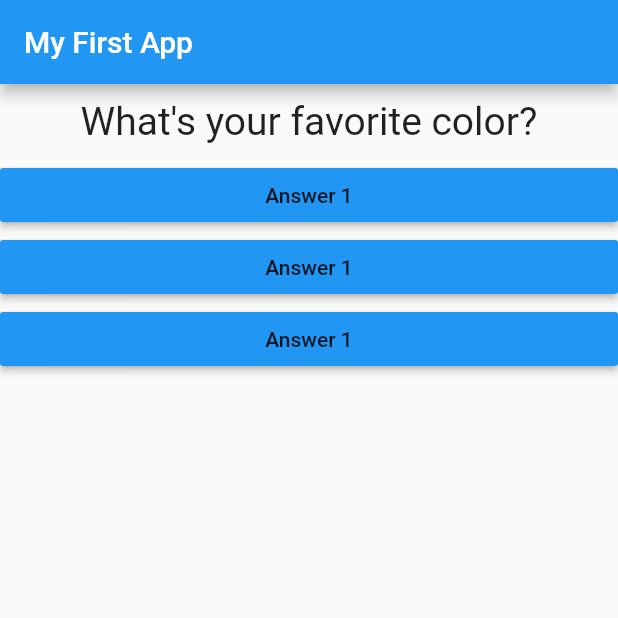
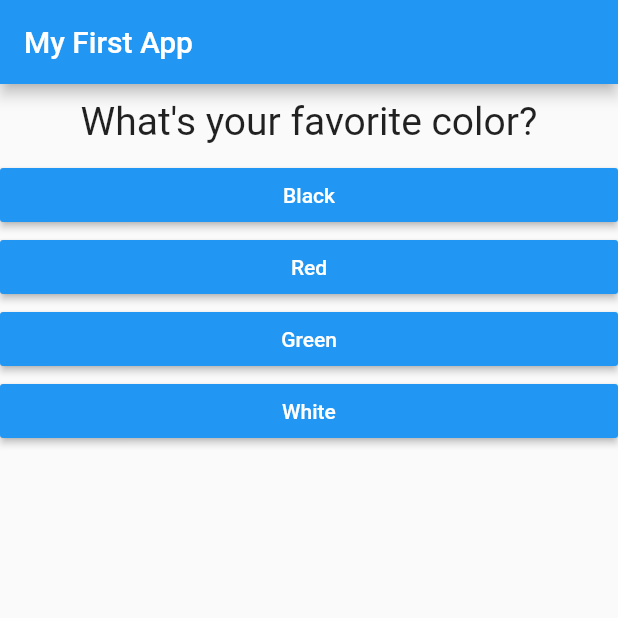
Before and after one commit to fffrowies/flutter_curso, a Flutter app: the screen it shows after launch, on a phone screen of 412 x 824 dp, the top half of it. Run offline on Flutter 3.47's test engine with Material 2 defaults, Android fonts, the phone set to English and light mode, and no system bars.

```diff
--- a/lib/answer.dart
+++ b/lib/answer.dart
@@ -2,8 +2,9 @@ import 'package:flutter/material.dart';
 
 class Answer extends StatelessWidget {
   final void Function() selectHandler;  // modified FR
+  final String answerText;
 
-  Answer(this.selectHandler);
+  Answer(this.selectHandler, this.answerText);
 
   @override
   Widget build(BuildContext context) {
@@ -11,7 +12,8 @@ class Answer extends StatelessWidget {
       width: double.infinity,
       child: RaisedButton(
         color: Colors.blue,
-        child: Text('Answer 1'),
+        textColor: Colors.white,
+        child: Text(answerText),
         onPressed: selectHandler,
       ),
     );
--- a/lib/main.dart
+++ b/lib/main.dart
@@ -28,8 +28,18 @@ class _MyAppState extends State<MyApp> {
   @override
   Widget build(BuildContext context) {
     var questions = [
-      'What\'s your favorite color?',
-      'What\'s your favorite animal?',
+      {
+        'questionText': 'What\'s your favorite color?',
+        'answers': ['Black', 'Red', 'Green', 'White'],
+      },
+      {
+        'questionText': 'What\'s your favorite animal?',
+        'answers': ['Dog', 'Cat', 'Horse', 'Monkey'],
+      },
+      {
+        'questionText': 'What\'s your favorite game?',
+        'answers': ['Sims', 'Counter', 'Fifa', 'Race'],
+      },
     ];
     return MaterialApp(
       home: Scaffold(
@@ -39,11 +49,12 @@ class _MyAppState extends State<MyApp> {
         body: Column(
           children: [
             Question(
-              questions[_questionIndex],
+              questions[_questionIndex]['questionText'] as String,
             ),
-            Answer(_answerQuestion),
-            Answer(_answerQuestion),
-            Answer(_answerQuestion),
+            ...(questions[_questionIndex]['answers'] as List<String>)
+                .map((answer) {
+              return Answer(_answerQuestion, answer);
+            }).toList()
           ],
         ),
       ),
```
